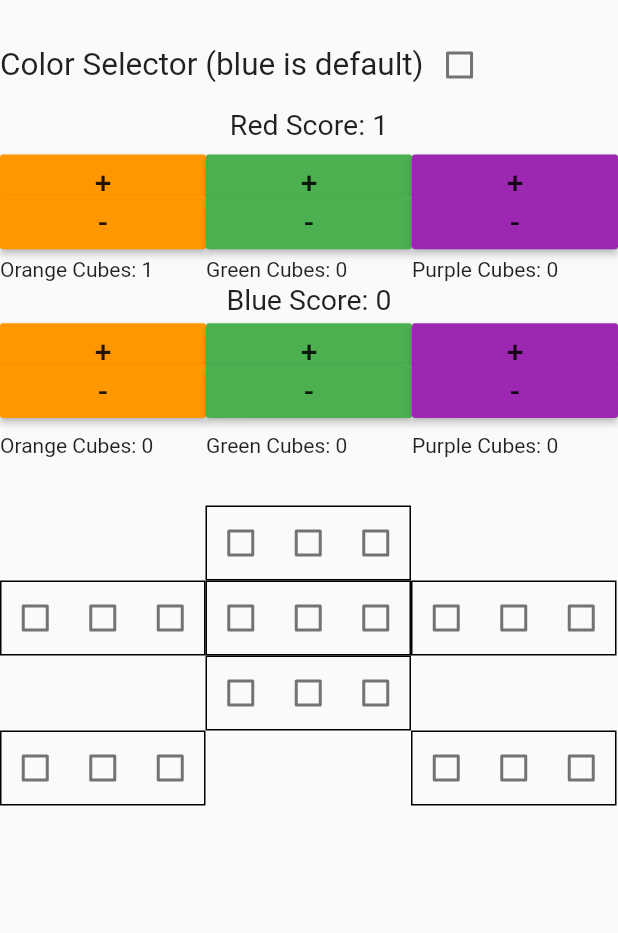
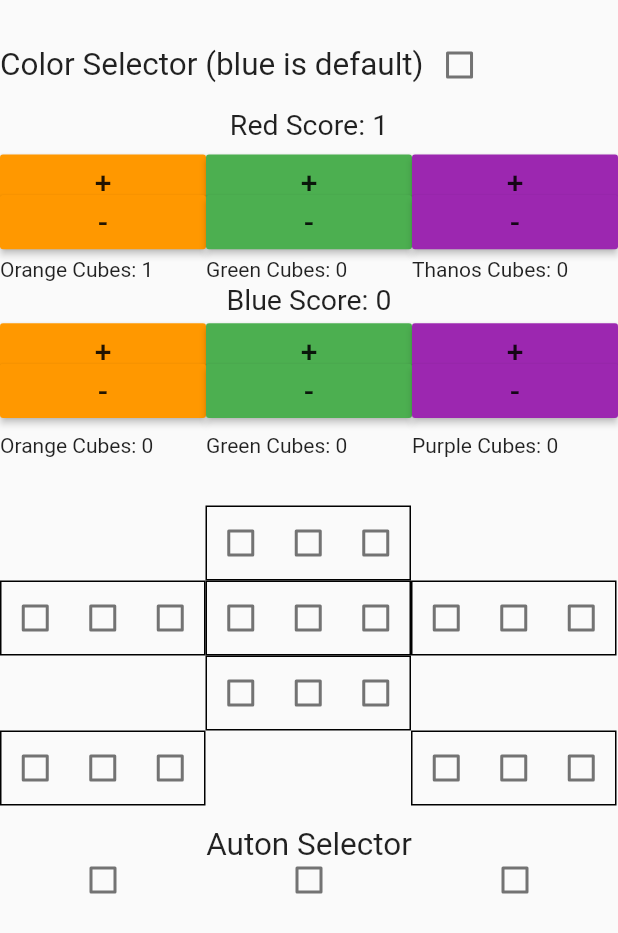
Before and after one commit to mehulghosal/towertakeover-scoring, a Flutter app: the screen it shows after launch, after a tap on an icon or button, on a phone screen of 412 x 824 dp. Shown: the top 933 px of the screen. Run offline on Flutter 3.47's test engine with Material 2 defaults, Android fonts, the phone set to English and light mode, and no system bars.

```diff
--- a/lib/main.dart
+++ b/lib/main.dart
@@ -33,6 +33,11 @@ class MyHomePage extends StatefulWidget {
 
 class _MyHomePageState extends State<MyHomePage> {
 
+  var THANOS = Colors.purple;
+
+//  STORES REMAINING CUBES ON FIELD [blue, orange, thanos]
+  List cubes = [22, 22, 22];
+
   double b = -.53;
 
 //  by default, false is blue
@@ -47,13 +52,22 @@ class _MyHomePageState extends State<MyHomePage> {
 //  orange, green, purple
   List highCubes = [1,1,1];
 
+//  auton winning
+  List auton = [false, false, false];
+
 //  CALCULATE BLUE ALLIANCE SCORE
   int blueScore(){
-    return highCubes[0]*cubeValues[0] + highCubes[1]*cubeValues[1] + highCubes[2]*cubeValues[2];
+    int score = highCubes[0]*cubeValues[0] + highCubes[1]*cubeValues[1] + highCubes[2]*cubeValues[2];
+    if(auton[0]){score+=3;}
+    else if(auton[2]){score+=6;}
+    return score;
   }
 //  CALCULATE RED ALLIANCE SCORE
   int redScore(){
-    return highCubes[0]*cubeValues[3] + highCubes[1]*cubeValues[4] + highCubes[2]*cubeValues[5];
+    int score = highCubes[0]*cubeValues[3] + highCubes[1]*cubeValues[4] + highCubes[2]*cubeValues[5];
+    if(auton[0]){score+=3;}
+    else if(auton[1]){score+=6;}
+    return score;
   }
 
   List _cube = [0,0,0,0,0,0];
@@ -85,6 +99,12 @@ class _MyHomePageState extends State<MyHomePage> {
     else if(highValues[i][c]){
       highCubes[c] -= 1;}
     highValues[i][c] = value;
+    _updateText(0);
+  }
+
+  void setAuton(int winner){
+    for(int i = 0; i< 3; i++){auton[i] = false;}
+    auton[winner]=true;
     _updateText(0);
   }
 
@@ -129,7 +149,7 @@ class _MyHomePageState extends State<MyHomePage> {
         SizedBox(
           width: checkWidth,
           child: Checkbox(
-            activeColor: Colors.purple,
+            activeColor: THANOS,
             value: highValues[i][2],
             onChanged: (bool value) {
               setState(() {
@@ -170,6 +190,7 @@ class _MyHomePageState extends State<MyHomePage> {
               ],
             ),
           ),
+
 //          RED CUBES
           Container(
             alignment: Alignment(0, -0.82),
@@ -202,7 +223,7 @@ class _MyHomePageState extends State<MyHomePage> {
                ),
                Expanded(
                  child:MaterialButton(
-                   color: Colors.purple,
+                   color: THANOS,
                    child: Text("+", style: new TextStyle(fontSize: 20)),
                    onPressed: (){
                      cubeValues[5]+=1;
@@ -240,7 +261,7 @@ class _MyHomePageState extends State<MyHomePage> {
                 ),
                 Expanded(
                   child:MaterialButton(
-                    color: Colors.purple,
+                    color: THANOS,
                     child: Text("-", style: new TextStyle(fontSize: 20)),
                     onPressed: (){
                       cubeValues[5]-=1;
@@ -264,7 +285,7 @@ class _MyHomePageState extends State<MyHomePage> {
                     child: Text("Green Cubes: " + _cube[4].toString())
                 ),
                 Expanded(
-                    child: Text("Purple Cubes: " + _cube[5].toString())
+                    child: Text("Thanos Cubes: " + _cube[5].toString())
                 ),
               ],
             ),
@@ -302,7 +323,7 @@ class _MyHomePageState extends State<MyHomePage> {
                 ),
                 Expanded(
                   child:MaterialButton(
-                    color: Colors.purple,
+                    color: THANOS,
                     child: Text("+", style: new TextStyle(fontSize: 20)),
                     onPressed: (){
                       cubeValues[2] += 1;
@@ -340,7 +361,7 @@ class _MyHomePageState extends State<MyHomePage> {
                 ),
                 Expanded(
                   child:MaterialButton(
-                    color: Colors.purple,
+                    color: THANOS,
                     child: Text("-", style: new TextStyle(fontSize: 20)),
                     onPressed: (){
                       cubeValues[2] -= 1;
@@ -401,6 +422,53 @@ class _MyHomePageState extends State<MyHomePage> {
               ),
             ],
           ),
+//          AUTON WINNER
+          Container(
+            alignment: Alignment(0, .38),
+            child: Text("Auton Selector", style: new TextStyle(fontSize: 21),),
+          ),
+          Container(
+            alignment: Alignment(0, .45),
+            child: Row(
+              children: <Widget>[
+//                RED WIN AUTON
+                Expanded(
+                  child: Checkbox(
+                    activeColor: Colors.red,
+                    value: auton[1],
+                    onChanged: (bool value) {
+                      setState(() {
+                        setAuton(1);
+                      });
+                    },
+                  ),
+                ),
+  //                AUTON TIE
+                Expanded(
+                  child: Checkbox(
+                    activeColor: Colors.black,
+                    value: auton[0],
+                    onChanged: (bool value) {
+                      setState(() {
+                        setAuton(0);
+                      });
+                    },
+                  ),
+                ),
+                Expanded(
+                  child: Checkbox(
+                    activeColor: Colors.blue,
+                    value: auton[2],
+                    onChanged: (bool value) {
+                      setState(() {
+                        setAuton(2);
+                      });
+                    },
+                  ),
+                )
+              ],
+            ),
+          ),
 
 
 
```
Also changed, not shown: 1 other file.
